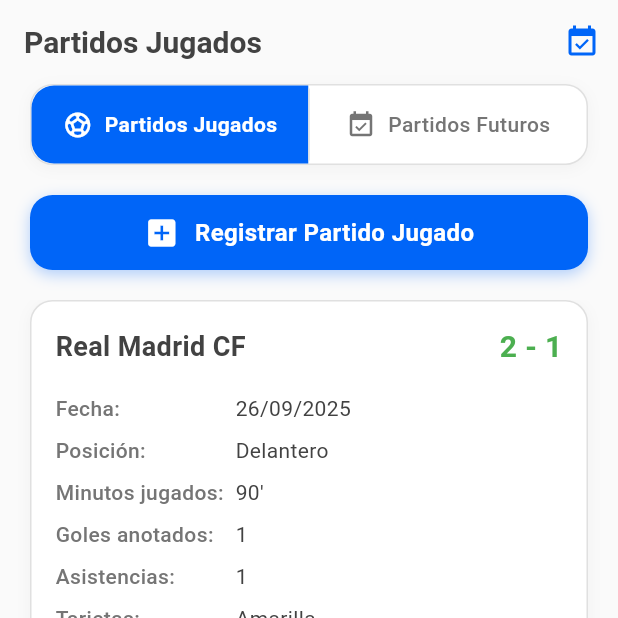
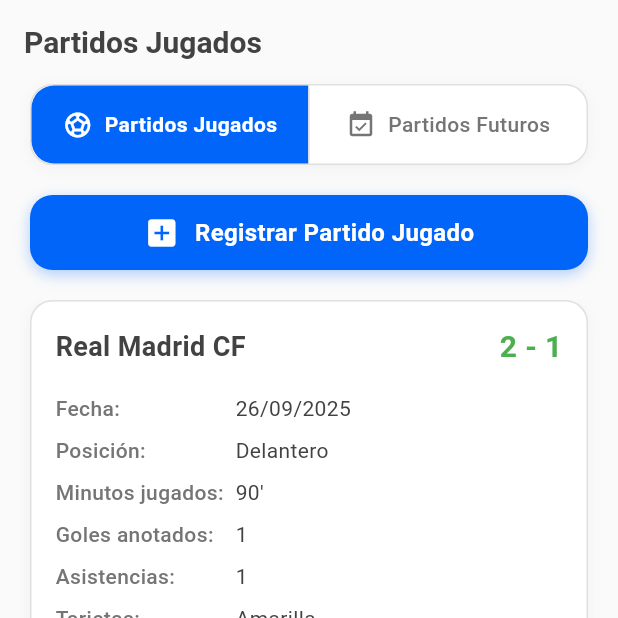
Before and after one commit to DaniielJr10/soccerlife, a Flutter app: the PartidosJugadosPage screen opened directly, on a phone screen of 412 x 824 dp, the top half of it. Run offline on Flutter 3.47's test engine with Material 3 defaults, Android fonts, the light colour scheme and no system bars.

Commit message:
elimina botones de navegación en las pantallas de entrenamientos y partidos jugados para simplificar la interfaz

```diff
--- a/lib/pantallas/partidos/partidosjugados.dart
+++ b/lib/pantallas/partidos/partidosjugados.dart
@@ -114,13 +114,6 @@
             fontWeight: FontWeight.bold,
           ),
         ),
-        actions: [
-          IconButton(
-            icon: Icon(Icons.event_available, color: const Color(0xFF0065F8)),
-            onPressed: () => _navegarAPartidosFuturos(),
-            tooltip: 'Partidos Futuros',
-          ),
-        ],
       ),
       body: SafeArea(
         child: Column(
```
Also changed, not shown: lib/pantallas/entrenamientos/anteriores.dart (+0 -7 lines).
